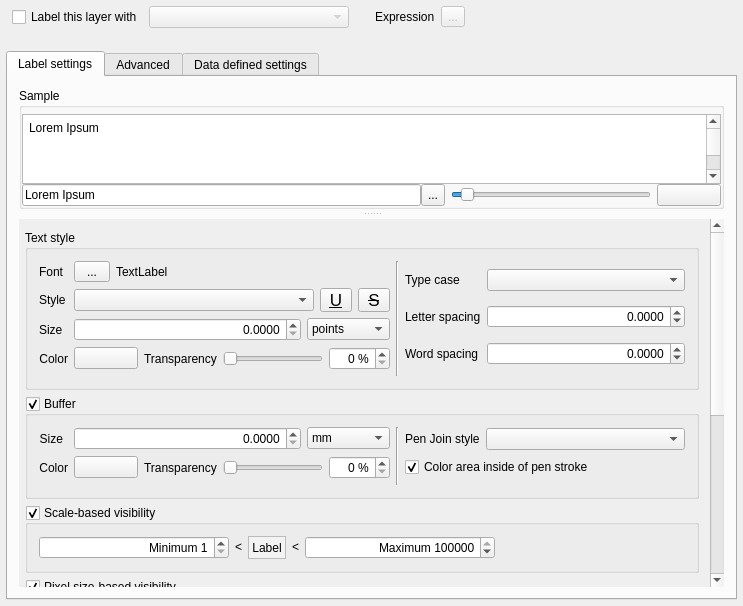
qgis/QGIS, file src/ui/qgslabelingguibase.ui: the form before one commit.
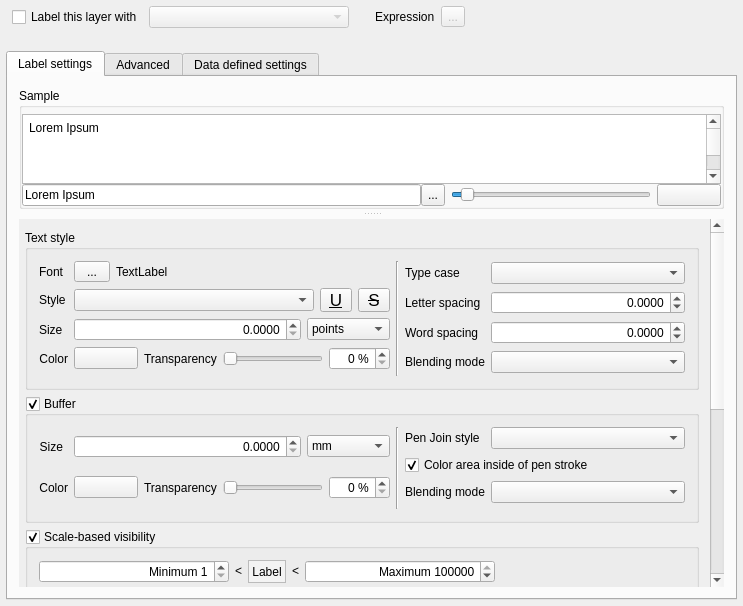
The form after the commit. Icons and pictures are not drawn. Custom widgets are drawn as their Qt base class.

Commit message: [FEATURE] Blend modes for labels and label buffers

```diff
--- a/src/ui/qgslabelingguibase.ui
+++ b/src/ui/qgslabelingguibase.ui
@@ -429,8 +429,8 @@
             <rect>
              <x>0</x>
              <y>0</y>
-             <width>689</width>
-             <height>826</height>
+             <width>693</width>
+             <height>709</height>
             </rect>
            </property>
            <layout class="QGridLayout" name="gridLayout_17">
@@ -1082,6 +1082,16 @@
                       </property>
                      </widget>
                     </item>
+                    <item row="3" column="1">
+                     <widget class="QgsBlendModeComboBox" name="comboBlendMode"/>
+                    </item>
+                    <item row="3" column="0">
+                     <widget class="QLabel" name="labelBlendMode">
+                      <property name="text">
+                       <string>Blending mode</string>
+                      </property>
+                     </widget>
+                    </item>
                    </layout>
                   </item>
                   <item row="0" column="0">
@@ -1260,6 +1270,16 @@
                    </property>
                   </widget>
                  </item>
+                 <item row="2" column="1">
+                  <widget class="QgsBlendModeComboBox" name="comboBufferBlendMode"/>
+                 </item>
+                 <item row="2" column="0">
+                  <widget class="QLabel" name="labelBufferBlend">
+                   <property name="text">
+                    <string>Blending mode</string>
+                   </property>
+                  </widget>
+                 </item>
                 </layout>
                </item>
                <item row="1" column="1">
@@ -3484,6 +3504,11 @@
    <extends>QComboBox</extends>
    <header>qgspenstylecombobox.h</header>
   </customwidget>
+  <customwidget>
+   <class>QgsBlendModeComboBox</class>
+   <extends>QComboBox</extends>
+   <header>qgsblendmodecombobox.h</header>
+  </customwidget>
  </customwidgets>
  <resources>
   <include location="../../images/images.qrc"/>
```
Left out of the diff: 48 changed lines with no effect on the pictures. The commit also changes 3 other files.
